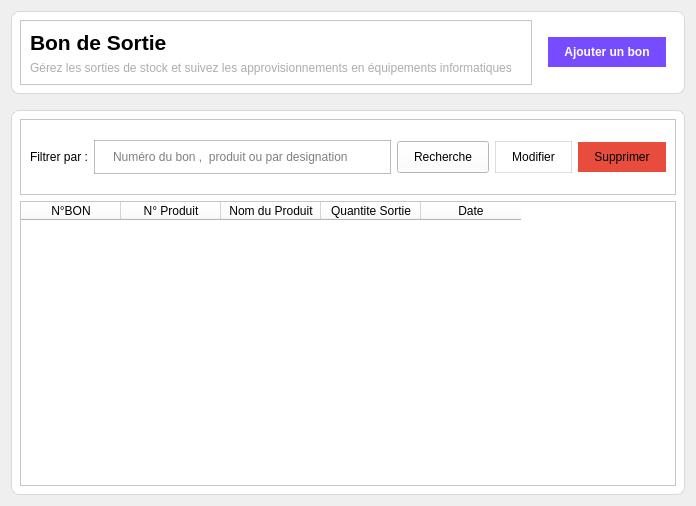
The window that interface/exit_widget.ui (miranto-andria/stock-it) describes before a commit, drawn with Qt 5.
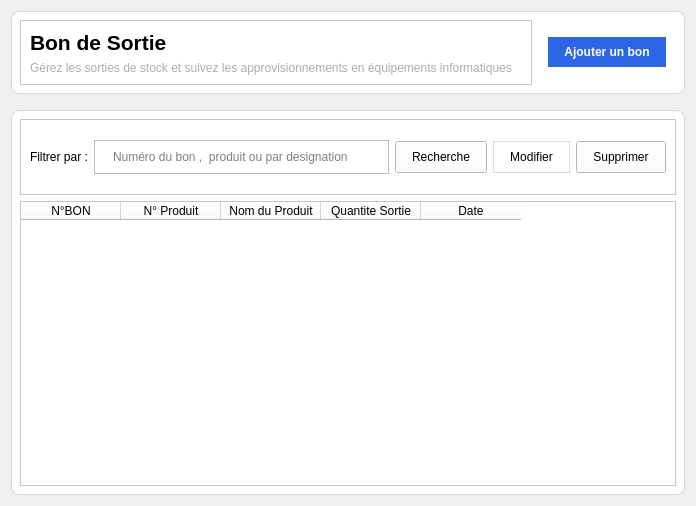
The same window after the commit. Icons and pictures are not drawn.

The edit to the form file:
```diff
--- a/interface/exit_widget.ui
+++ b/interface/exit_widget.ui
@@ -125,7 +125,7 @@
          <item>
           <widget class="QPushButton" name="btnAdd">
            <property name="styleSheet">
-            <string notr="true">background-color : #774cff;
+            <string notr="true">background-color : #2d66e4;
 font : bold;
 border : none;
 color : white</string>
@@ -233,9 +233,7 @@
          <item>
           <widget class="QPushButton" name="btnDelete">
            <property name="styleSheet">
-            <string notr="true">background :#e74c3c;
-border : none
-</string>
+            <string notr="true"/>
            </property>
            <property name="text">
             <string>Supprimer</string>
```
